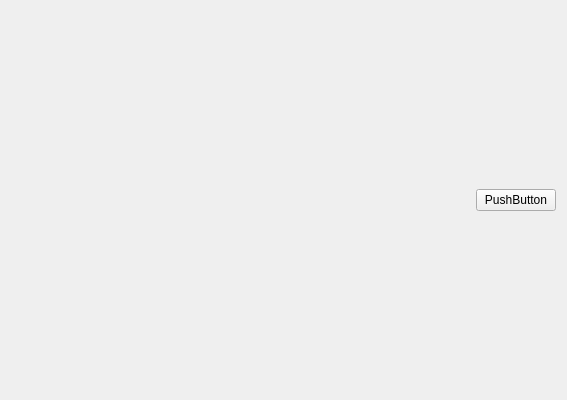
Before: the Qt Designer form Modules/EditorWidgets/DocumentEditor.ui in s-daveb/elemental-game, drawn with Qt 5.
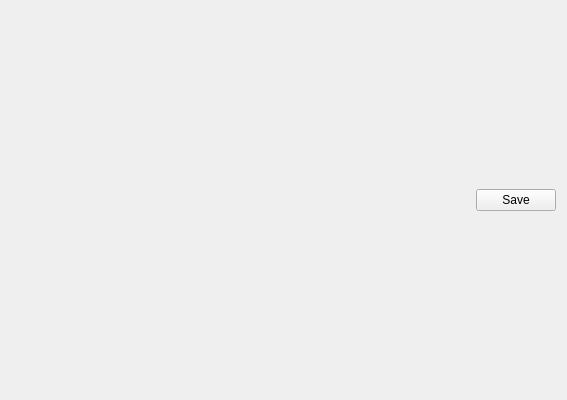
After: the same form once the commit is applied.

Commit message: New: DocumentEditor widget that can hold file-type specific editors.  Handles adding save actions to the MainWindow.

What changed in the file:
```diff
--- a/Modules/EditorWidgets/DocumentEditor.ui
+++ b/Modules/EditorWidgets/DocumentEditor.ui
@@ -35,7 +35,7 @@
      <item>
       <widget class="QPushButton" name="saveButton">
        <property name="text">
-        <string>PushButton</string>
+        <string>Save</string>
        </property>
       </widget>
      </item>
```
The commit also changes 5 other files.
